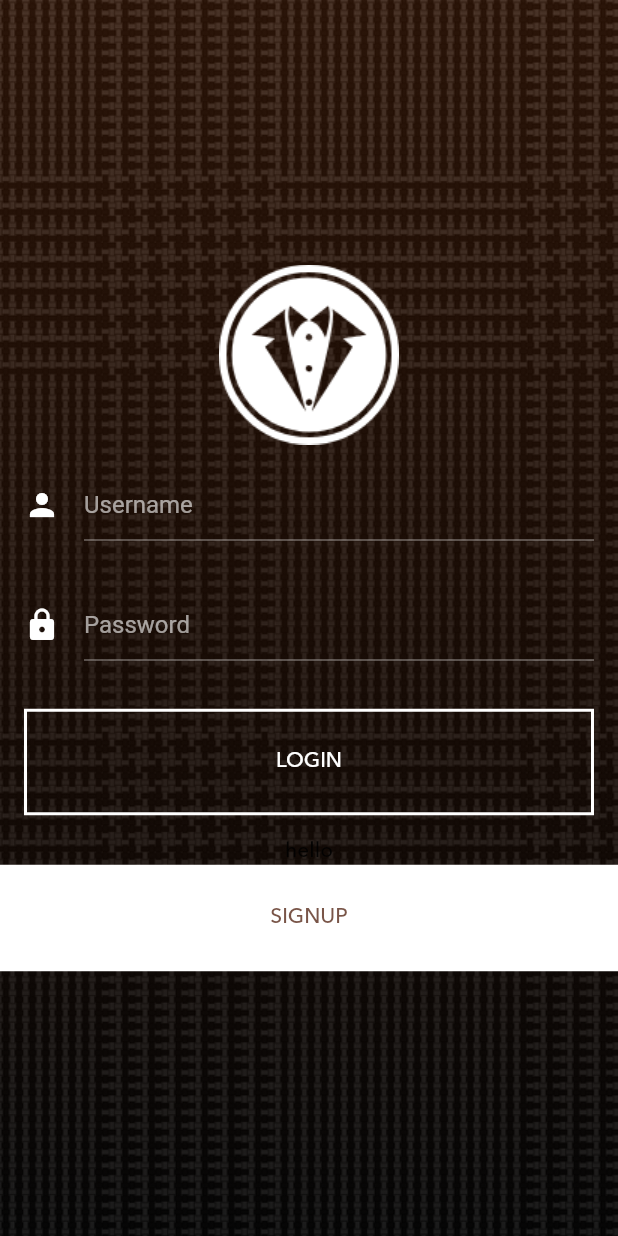
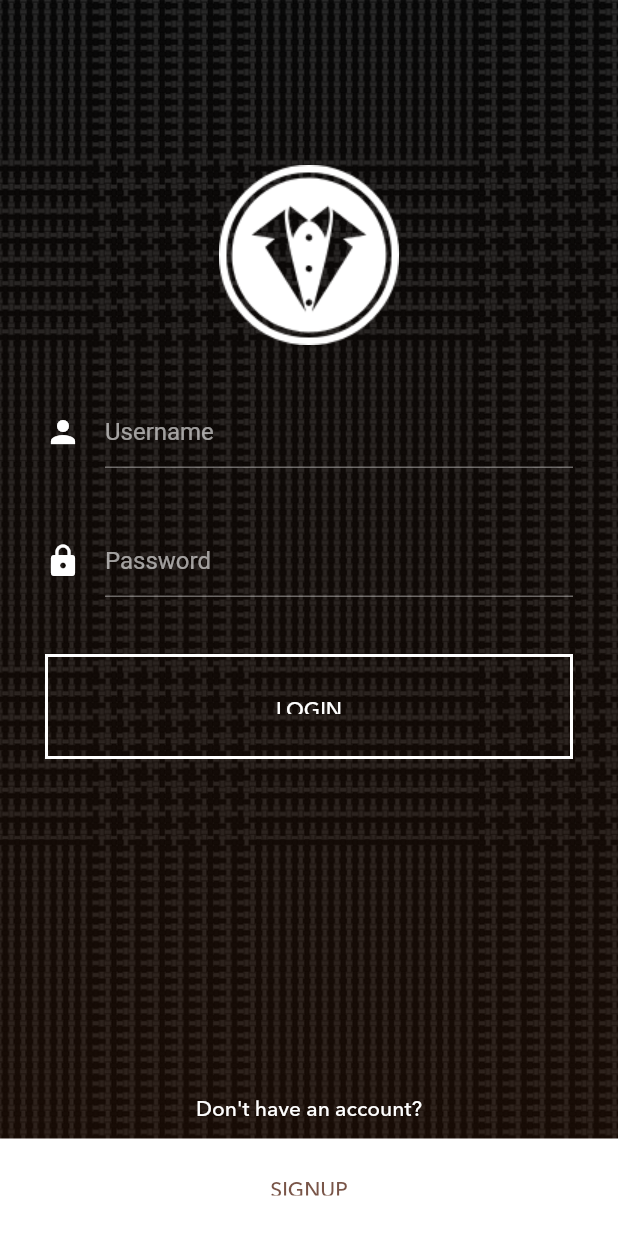
Before and after one commit to shamnex/wears, a Flutter app: the LoginPage widget shown alone on an empty page, opened directly, on a phone screen of 412 x 824 dp. Run offline on Flutter 3.47's test engine with Material 2 defaults, Android fonts, the phone set to English and light mode, and no system bars.

Commit message:
DAY1 Over

```diff
--- a/lib/main.dart
+++ b/lib/main.dart
@@ -1,11 +1,11 @@
 import 'package:flutter/material.dart';
-// import './pages/welcome_page.dart';
-import 'pages/login_page.dart';
+import './pages/welcome_page.dart';
+// import 'pages/login_page.dart';
 
 void main() {
   runApp(
     new MaterialApp(
-      home: new LoginPage(),
+      home: new WelcomePage(),
       theme: new ThemeData(
         fontFamily: 'Avenir'
       )
--- a/lib/pages/login_page.dart
+++ b/lib/pages/login_page.dart
@@ -15,7 +15,7 @@ class LoginPageSate extends State<LoginPage> {
         fit: StackFit.expand,
         children: <Widget>[
           new Transform(
-            transform: new Matrix4.identity()..scale(1.65),
+            transform: new Matrix4.identity()..scale(1.5),
             child: new DecoratedBox(
               decoration: new BoxDecoration(
                   image: new DecorationImage(
@@ -26,28 +26,24 @@ class LoginPageSate extends State<LoginPage> {
           ),
           new GradientOverlay(
             <Color>[
-              const Color(0x2A0F00).withOpacity(0.80),
+              const Color(0x000000).withOpacity(0.80),
               const Color(0x170800).withOpacity(0.86),
-              const Color(0x000000).withOpacity(0.86),
             ],
           ),
-          new Column(
-            mainAxisAlignment: MainAxisAlignment.center,
+          new Container(
+            padding:
+                new EdgeInsets.symmetric(vertical: 110.0, horizontal: 30.0),
+            child: new Column(
               children: <Widget>[
                 new Image.asset("assets/graphics/logo.png"),
+                new Padding(padding: new EdgeInsets.all(17.0)),
+
                 new Form(
                   child: new Theme(
                     data: new ThemeData(
-                    primaryColor: Colors.red,
                       accentColor: Colors.white,
                       brightness: Brightness.dark,
-                    inputDecorationTheme: new InputDecorationTheme(),
-                    // primarySwatch: Colors.white
                     ),
-                  child: new Column(
-                    children: <Widget>[
-                      new Container(
-                        padding: new EdgeInsets.all(16.0),
                     child: new Column(
                       children: <Widget>[
                         new TextFormField(
@@ -63,40 +59,55 @@ class LoginPageSate extends State<LoginPage> {
                                 color: Colors.white,
                               )),
                         ),
-                            new Padding(padding: new EdgeInsets.all(16.0)),
+                        new Padding(padding: new EdgeInsets.all(19.0)),
                         new TextFormField(
                           keyboardType: TextInputType.text,
                           obscureText: true,
                           decoration: new InputDecoration(
                               hintText: "Password",
                               labelStyle: new TextStyle(
-                                    color: Colors.yellow,
-                                  ),
+                                  color: Colors.yellow, fontSize: 20.0),
                               fillColor: Colors.white,
                               icon: new Icon(
                                 Icons.lock,
                                 color: Colors.white,
                               )),
                         ),
-                            new Padding(padding: new EdgeInsets.all(16.0)),
-                            new OutLineButton(
-                                "LOGIN", () => print('login tapped')),
+                        new Padding(padding: new EdgeInsets.all(19.0)),
+                        new OutLineButton("LOGIN", () => print('login tapped')),
                       ],
+                    ),
                   ),
                 ),
               ],
             ),
           ),
+          new Stack(
+            children: [
+              new Positioned(
+                  child: new Center(
+                    child: new Text(
+                      "Don't have an account?",
+                      style: new TextStyle(
+                        color: Colors.white,
                       ),
-              new Column(
-                mainAxisAlignment: MainAxisAlignment.end,
-                children: <Widget>[
-                  new Text("hello"),
-                  new DefaultButton("SIGNUP", () => print('SIGNED UP tapped')),
+                    ),
+                  ),
+                  bottom: 75.0,
+                  left: (MediaQuery.of(context).size.width / 4),
+                  right: MediaQuery.of(context).size.width / 4),
+              new Positioned(
+                // red box
+                child: new Container(
+                  child: new DefaultButton(
+                      "SIGNUP", () => print('SIGNED UP tapped')),
+                  decoration: new BoxDecoration(),
+                ),
+                bottom: 0.0,
+                left: 0.0,
+              ),
             ],
           ),
-            ],
-          )
         ],
       ),
     );
--- a/lib/pages/welcome_page.dart
+++ b/lib/pages/welcome_page.dart
@@ -1,5 +1,6 @@
 import 'package:flutter/material.dart';
 import '../ui_styles/gradient_overlay.dart';
+import 'login_page.dart';
 
 class WelcomePage extends StatefulWidget {
   @override
@@ -11,10 +12,14 @@ class WelcomePageState extends State<WelcomePage> {
   Widget build(BuildContext context) {
     return new Material(
       child: new InkWell(
-        onTap: ()=> print("go to next page"),
-        child: new Stack(
-          fit: StackFit.expand,
-          children: [
+        onTap: () => Navigator.of(context).pushAndRemoveUntil(
+            new MaterialPageRoute(
+                builder: (BuildContext build) => new LoginPage()),
+            (Route route) => route == null),
+        // onTap: () => Navigator.of(context).push(new MaterialPageRoute(
+        //     builder: (BuildContext context) => new LoginPage())),
+
+        child: new Stack(fit: StackFit.expand, children: [
           new DecoratedBox(
               decoration: new BoxDecoration(
             image: new DecorationImage(
@@ -23,10 +28,12 @@ class WelcomePageState extends State<WelcomePage> {
               // ...
             ),
           )),
-          new GradientOverlay( <Color>[
-                const Color(0x481300).withOpacity(0.75),
-                const Color(0x000000).withOpacity(0.86)
-              ],),
+          new GradientOverlay(
+            <Color>[
+              const Color(0x481300).withOpacity(0.75),
+              const Color(0x000000).withOpacity(0.86)
+            ],
+          ),
           new Column(
             mainAxisAlignment: MainAxisAlignment.center,
             children: <Widget>[
--- a/lib/ui_styles/buttons.dart
+++ b/lib/ui_styles/buttons.dart
@@ -12,8 +12,9 @@ class OutLineButton extends StatelessWidget {
       highlightColor: Colors.red,
       onTap: () => _onTap(),
       child: new Container(
+        height: 70.0,
         width: MediaQuery.of(context).size.width,
-        padding: new EdgeInsets.all(25.0),
+        padding: new EdgeInsets.all(28.0),
         decoration: new BoxDecoration(
           border: new Border.all(color: Colors.white, width: 2.0),
         ),
@@ -42,6 +43,8 @@ class DefaultButton extends StatelessWidget {
     return new InkWell(
       onTap: () => _onTap(),
       child: new Container(
+        width: MediaQuery.of(context).size.width,
+        height: 65.0,
         padding: new EdgeInsets.all(25.0),
         decoration: new BoxDecoration(
           color: Colors.white,
```
Lines whose indentation alone changed are shown as unchanged.
